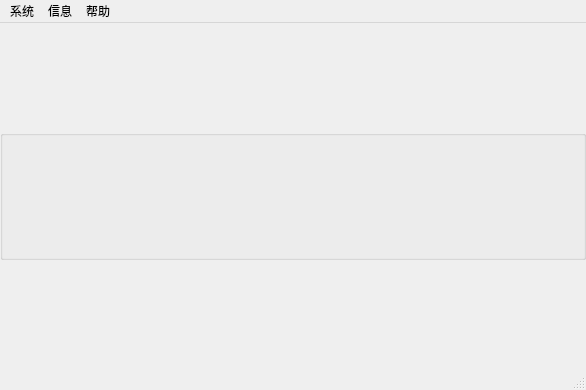
First picture: the form in mainwindow.ui, repository faellsa/teachersmanagement, before the edit.
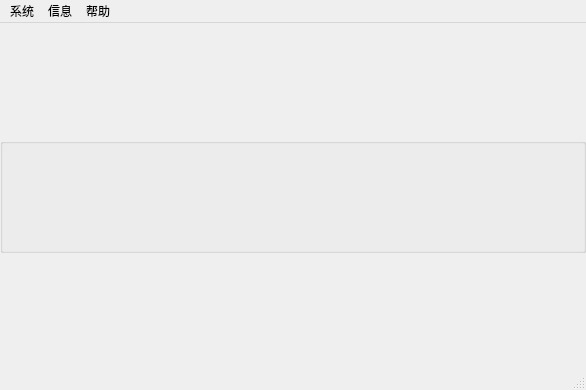
Second picture: the form after the edit. Icons and pictures are not drawn.

The edit to the form file:
```diff
--- a/mainwindow.ui
+++ b/mainwindow.ui
@@ -23,23 +23,41 @@
     </property>
     <item>
      <widget class="QGroupBox" name="groupBox">
+      <property name="sizePolicy">
+       <sizepolicy hsizetype="Preferred" vsizetype="Fixed">
+        <horstretch>0</horstretch>
+        <verstretch>0</verstretch>
+       </sizepolicy>
+      </property>
       <property name="minimumSize">
        <size>
         <width>0</width>
-        <height>130</height>
+        <height>115</height>
        </size>
       </property>
       <property name="maximumSize">
        <size>
         <width>16777215</width>
-        <height>130</height>
+        <height>115</height>
        </size>
       </property>
+      <property name="contextMenuPolicy">
+       <enum>Qt::DefaultContextMenu</enum>
+      </property>
+      <property name="autoFillBackground">
+       <bool>false</bool>
+      </property>
+      <property name="styleSheet">
+       <string notr="true">background-image: url(:/image/title.png);</string>
+      </property>
       <property name="title">
        <string/>
       </property>
+      <property name="alignment">
+       <set>Qt::AlignLeading|Qt::AlignLeft|Qt::AlignVCenter</set>
+      </property>
       <property name="flat">
-       <bool>false</bool>
+       <bool>true</bool>
       </property>
       <property name="checkable">
        <bool>false</bool>
```
Left out of the diff: 5 changed lines with no effect on the pictures.
